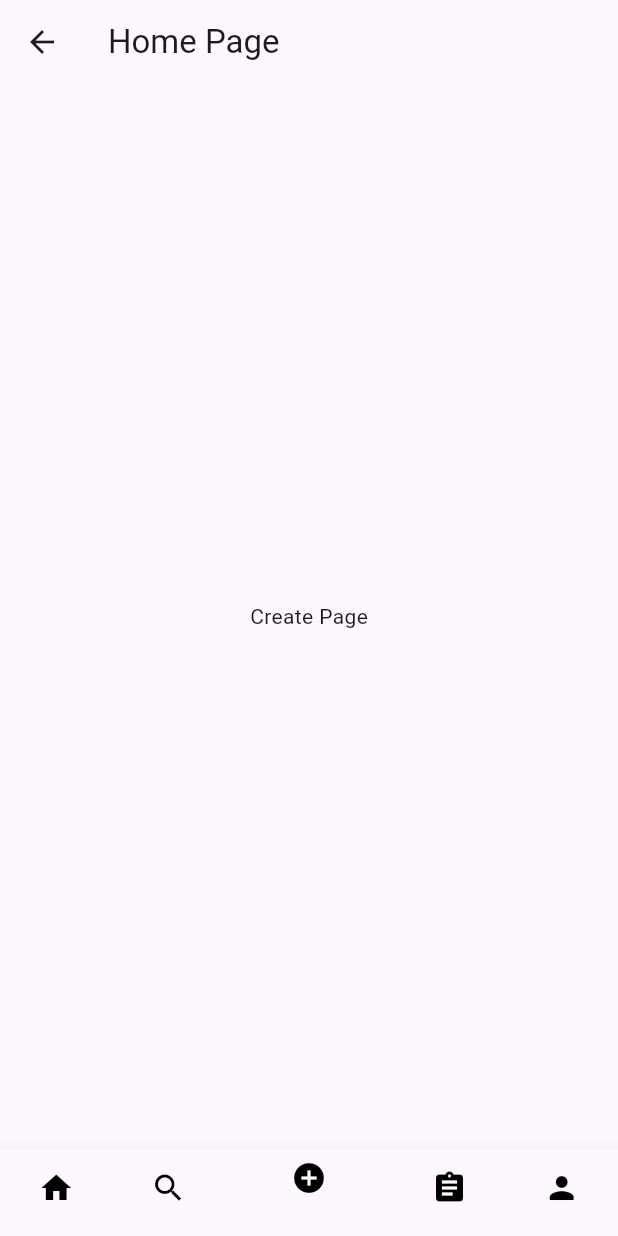
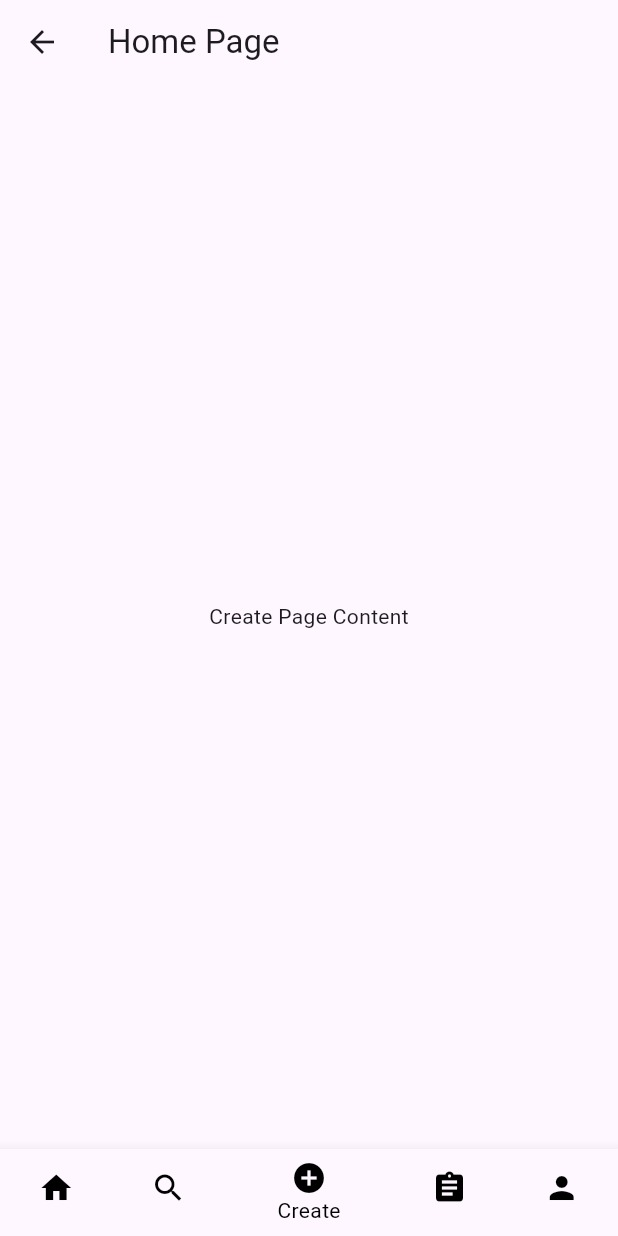
Before and after one commit to LebibYann/Area, a Flutter app: the HomePage screen opened directly, on a phone screen of 412 x 824 dp. Run offline on Flutter 3.47's test engine with Material 3 defaults, Android fonts, the phone set to English and light mode, and no system bars.

Commit message:
feat(pages): all pages setup and like with navbar

```diff
--- a/mobile/lib/pages/home/create.dart
+++ b/mobile/lib/pages/home/create.dart
@@ -0,0 +1,13 @@
+import 'package:flutter/material.dart';
+
+class CreatePage extends StatelessWidget {
+  const CreatePage({Key? key}) : super(key: key);
+  @override
+  Widget build(BuildContext context) {
+    return const Scaffold(
+      body: Center(
+        child: Text('Create Page Content'),
+      ),
+    );
+  }
+}
--- a/mobile/lib/pages/home/home.dart
+++ b/mobile/lib/pages/home/home.dart
@@ -1,4 +1,9 @@
 import 'package:flutter/material.dart';
+import 'package:mobile/pages/home/my_area.dart';
+import 'package:mobile/pages/home/explore.dart';
+import 'package:mobile/pages/home/create.dart';
+import 'package:mobile/pages/home/activity.dart';
+import 'package:mobile/pages/home/profile.dart';
 
 class HomePage extends StatefulWidget {
   const HomePage({Key? key}) : super(key: key);
@@ -48,7 +53,7 @@ class _HomePageState extends State<HomePage> {
             label: 'Profile',
           ),
         ],
-        unselectedLabelStyle: const TextStyle(color: Colors.black),
+        selectedItemColor: Colors.black,
       ),
     );
   }
@@ -57,29 +62,19 @@ class _HomePageState extends State<HomePage> {
     switch (index) {
       case 0:
         // Page pour 'My AREA'
-        return const Center(
-          child: Text('My AREA Page'),
-        );
+        return const MyAreaPage();
       case 1:
         // Page pour 'Explore'
-        return const Center(
-          child: Text('Explore Page'),
-        );
+        return const ExplorePage();
       case 2:
         // Page pour 'Create'
-        return const Center(
-          child: Text('Create Page'),
-        );
+        return const CreatePage();
       case 3:
         // Page pour 'Activity'
-        return const Center(
-          child: Text('Activity Page'),
-        );
+        return const ActivityPage();
       case 4:
         // Page pour 'Profile'
-        return const Center(
-          child: Text('Profile Page'),
-        );
+        return const ProfilePage();
       default:
         return Container();
     }
```
Also changed, not shown: mobile/lib/pages/home/activity.dart (+13 -0 lines), mobile/lib/pages/home/explore.dart (+13 -0 lines), mobile/lib/pages/home/my_area.dart (+13 -0 lines), mobile/lib/pages/home/profile.dart (+13 -0 lines).
